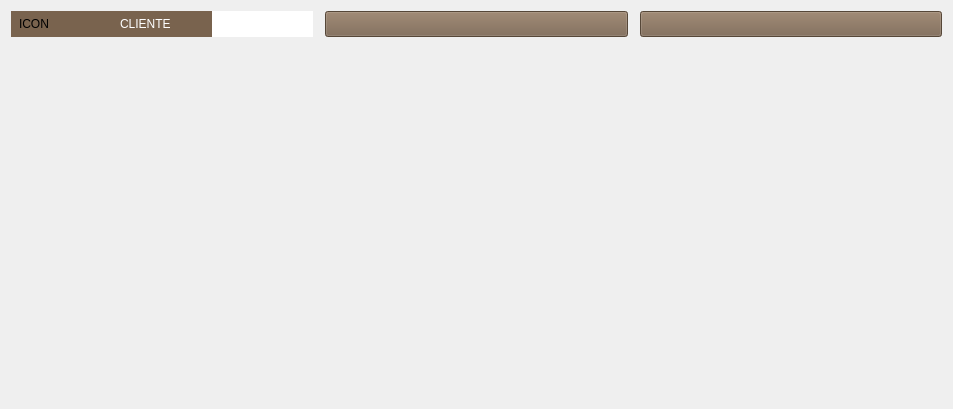
Above: page_1.ui from altitude-solutions/Camino_Real_Desktop before the change. Below: the same form after it.
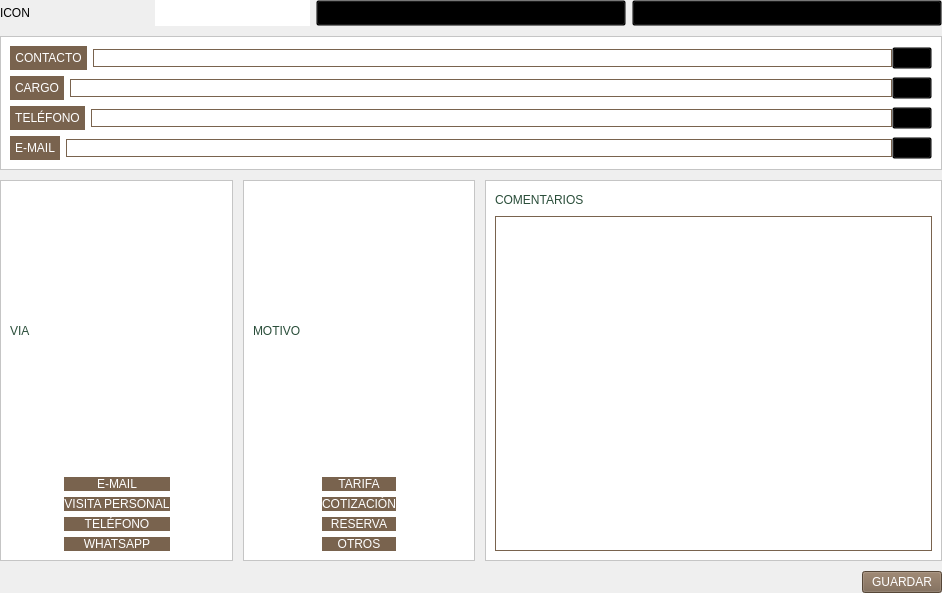
That is the form after the change.

Commit message: layout-finished

Patch:
```diff
--- a/page_1.ui
+++ b/page_1.ui
@@ -6,8 +6,8 @@
    <rect>
     <x>0</x>
     <y>0</y>
-    <width>953</width>
-    <height>409</height>
+    <width>942</width>
+    <height>593</height>
    </rect>
   </property>
   <property name="windowTitle">
@@ -16,11 +16,26 @@
   <property name="styleSheet">
    <string notr="true">background-color:rgba(0,0,0,0)t;</string>
   </property>
-  <layout class="QVBoxLayout" name="verticalLayout">
+  <layout class="QVBoxLayout" name="verticalLayout_7">
+   <property name="spacing">
+    <number>10</number>
+   </property>
+   <property name="leftMargin">
+    <number>0</number>
+   </property>
+   <property name="topMargin">
+    <number>0</number>
+   </property>
+   <property name="rightMargin">
+    <number>0</number>
+   </property>
+   <property name="bottomMargin">
+    <number>0</number>
+   </property>
    <item>
     <layout class="QHBoxLayout" name="horizontalLayout_2">
      <property name="spacing">
-      <number>12</number>
+      <number>6</number>
      </property>
      <item>
       <layout class="QHBoxLayout" name="horizontalLayout">
@@ -30,41 +45,23 @@
        <item>
         <widget class="QLabel" name="icon_cliente">
          <property name="styleSheet">
-          <string notr="true">background-color:#79634E;
+          <string notr="true">background-color:transparent;
 min-height:2.5em;
-max-height:2.5em;
-min-width:3em;
-max-width:3em;
-padding:5px;</string>
+min-width:3em;</string>
          </property>
          <property name="text">
           <string>ICON</string>
          </property>
         </widget>
        </item>
-       <item>
-        <widget class="QLabel" name="label">
-         <property name="styleSheet">
-          <string notr="true">background-color:#79634E;
-min-width:4em;
-max-width:4em;
-min-height:2.5em;
-max-height:2.5em;
-padding:5px;
-color:white;</string>
-         </property>
-         <property name="text">
-          <string>CLIENTE</string>
-         </property>
-        </widget>
-       </item>
        <item>
         <widget class="QLabel" name="label_3">
          <property name="styleSheet">
           <string notr="true">background-color:white;
 min-height:2.5em;
 max-height:2.5em;
-padding:5px;</string>
+padding:5px;
+color: #294D39;</string>
          </property>
          <property name="text">
           <string/>
@@ -76,7 +73,7 @@
      <item>
       <widget class="QPushButton" name="icon_search">
        <property name="styleSheet">
-        <string notr="true">background-color:#79634E;
+        <string notr="true">background-color:transparent;
 max-width:3em;
 padding:5px;
 min-width:3em;
@@ -91,7 +88,7 @@
      <item>
       <widget class="QPushButton" name="icon_pluss">
        <property name="styleSheet">
-        <string notr="true">background-color:#79634E;
+        <string notr="true">background-color:transparent;
 max-width:3em;
 padding:5px;
 min-width:3em;
@@ -106,17 +103,608 @@
     </layout>
    </item>
    <item>
-    <spacer name="verticalSpacer">
-     <property name="orientation">
-      <enum>Qt::Vertical</enum>
+    <widget class="QFrame" name="frame">
+     <property name="styleSheet">
+      <string notr="true">background-color:white;</string>
      </property>
-     <property name="sizeHint" stdset="0">
-      <size>
-       <width>20</width>
-       <height>335</height>
-      </size>
+     <property name="frameShape">
+      <enum>QFrame::StyledPanel</enum>
      </property>
-    </spacer>
+     <property name="frameShadow">
+      <enum>QFrame::Raised</enum>
+     </property>
+     <layout class="QVBoxLayout" name="verticalLayout">
+      <item>
+       <layout class="QHBoxLayout" name="horizontalLayout_10">
+        <item>
+         <widget class="QLabel" name="label_2">
+          <property name="styleSheet">
+           <string notr="true">background-color:#79634E;
+min-width:6em;
+max-width:6em;
+min-height:2em;
+max-height:2em;
+padding:5px;
+color:white;</string>
+          </property>
+          <property name="text">
+           <string>CONTACTO</string>
+          </property>
+          <property name="alignment">
+           <set>Qt::AlignCenter</set>
+          </property>
+         </widget>
+        </item>
+        <item>
+         <layout class="QHBoxLayout" name="horizontalLayout_3">
+          <property name="spacing">
+           <number>0</number>
+          </property>
+          <item>
+           <widget class="QLineEdit" name="password">
+            <property name="styleSheet">
+             <string notr="true">min-height:2.5em;
+max-height:2.5em;
+min-width:60em;
+border:1px  solid #79634E;
+color: #294D39;</string>
+            </property>
+           </widget>
+          </item>
+          <item>
+           <widget class="QPushButton" name="icon_pen_1">
+            <property name="styleSheet">
+             <string notr="true">background-color:transparent;
+max-width:3em;</string>
+            </property>
+            <property name="text">
+             <string/>
+            </property>
+           </widget>
+          </item>
+         </layout>
+        </item>
+       </layout>
+      </item>
+      <item>
+       <layout class="QHBoxLayout" name="horizontalLayout_9">
+        <item>
+         <widget class="QLabel" name="label_4">
+          <property name="styleSheet">
+           <string notr="true">background-color:#79634E;
+min-width:6em;
+max-width:6em;
+min-height:2em;
+max-height:2em;
+padding:5px;
+color:white;</string>
+          </property>
+          <property name="text">
+           <string>CARGO</string>
+          </property>
+          <property name="alignment">
+           <set>Qt::AlignCenter</set>
+          </property>
+         </widget>
+        </item>
+        <item>
+         <layout class="QHBoxLayout" name="horizontalLayout_4">
+          <property name="spacing">
+           <number>0</number>
+          </property>
+          <item>
+           <widget class="QLineEdit" name="password_2">
+            <property name="styleSheet">
+             <string notr="true">min-height:2.5em;
+max-height:2.5em;
+min-width:60em;
+border:1px  solid #79634E;
+color: #294D39;</string>
+            </property>
+           </widget>
+          </item>
+          <item>
+           <widget class="QPushButton" name="icon_pen_2">
+            <property name="styleSheet">
+             <string notr="true">background-color:transparent;
+max-width:3em;</string>
+            </property>
+            <property name="text">
+             <string/>
+            </property>
+           </widget>
+          </item>
+         </layout>
+        </item>
+       </layout>
+      </item>
+      <item>
+       <layout class="QHBoxLayout" name="horizontalLayout_8">
+        <item>
+         <widget class="QLabel" name="label_6">
+          <property name="styleSheet">
+           <string notr="true">background-color:#79634E;
+min-width:6em;
+max-width:6em;
+min-height:2em;
+max-height:2em;
+padding:5px;
+color:white;</string>
+          </property>
+          <property name="text">
+           <string>TELÉFONO</string>
+          </property>
+          <property name="alignment">
+           <set>Qt::AlignCenter</set>
+          </property>
+         </widget>
+        </item>
+        <item>
+         <layout class="QHBoxLayout" name="horizontalLayout_5">
+          <property name="spacing">
+           <number>0</number>
+          </property>
+          <item>
+           <widget class="QLineEdit" name="password_3">
+            <property name="styleSheet">
+             <string notr="true">min-height:2.5em;
+max-height:2.5em;
+min-width:60em;
+border:1px  solid #79634E;
+color: #294D39;</string>
+            </property>
+           </widget>
+          </item>
+          <item>
+           <widget class="QPushButton" name="icon_pen_3">
+            <property name="styleSheet">
+             <string notr="true">background-color:transparent;
+max-width:3em;</string>
+            </property>
+            <property name="text">
+             <string/>
+            </property>
+           </widget>
+          </item>
+         </layout>
+        </item>
+       </layout>
+      </item>
+      <item>
+       <layout class="QHBoxLayout" name="horizontalLayout_7">
+        <item>
+         <widget class="QLabel" name="label_7">
+          <property name="styleSheet">
+           <string notr="true">background-color:#79634E;
+min-width:6em;
+max-width:6em;
+min-height:2em;
+max-height:2em;
+padding:5px;
+color:white;</string>
+          </property>
+          <property name="text">
+           <string>E-MAIL</string>
+          </property>
+          <property name="alignment">
+           <set>Qt::AlignCenter</set>
+          </property>
+         </widget>
+        </item>
+        <item>
+         <layout class="QHBoxLayout" name="horizontalLayout_6">
+          <property name="spacing">
+           <number>0</number>
+          </property>
+          <item>
+           <widget class="QLineEdit" name="password_4">
+            <property name="styleSheet">
+             <string notr="true">min-height:2.5em;
+max-height:2.5em;
+min-width:60em;
+border:1px  solid #79634E;
+color: #294D39;</string>
+            </property>
+           </widget>
+          </item>
+          <item>
+           <widget class="QPushButton" name="icon_pen_4">
+            <property name="styleSheet">
+             <string notr="true">background-color:transparent;
+max-width:3em;</string>
+            </property>
+            <property name="text">
+             <string/>
+            </property>
+           </widget>
+          </item>
+         </layout>
+        </item>
+       </layout>
+      </item>
+     </layout>
+    </widget>
+   </item>
+   <item>
+    <layout class="QHBoxLayout" name="horizontalLayout_17">
+     <property name="spacing">
+      <number>10</number>
+     </property>
+     <item>
+      <widget class="QFrame" name="frame_2">
+       <property name="styleSheet">
+        <string notr="true">background-color:white;</string>
+       </property>
+       <property name="frameShape">
+        <enum>QFrame::StyledPanel</enum>
+       </property>
+       <property name="frameShadow">
+        <enum>QFrame::Raised</enum>
+       </property>
+       <layout class="QVBoxLayout" name="verticalLayout_4">
+        <item>
+         <layout class="QHBoxLayout" name="horizontalLayout_11">
+          <item>
+           <widget class="QLabel" name="label_5">
+            <property name="styleSheet">
+             <string notr="true">font: 12pt &quot;MS Shell Dlg 2&quot;;
+color: #294D39;</string>
+            </property>
+            <property name="text">
+             <string>VIA</string>
+            </property>
+           </widget>
+          </item>
+          <item>
+           <spacer name="horizontalSpacer_3">
+            <property name="orientation">
+             <enum>Qt::Horizontal</enum>
+            </property>
+            <property name="sizeHint" stdset="0">
+             <size>
+              <width>40</width>
+              <height>20</height>
+             </size>
+            </property>
+           </spacer>
+          </item>
+         </layout>
+        </item>
+        <item>
+         <layout class="QHBoxLayout" name="horizontalLayout_12">
+          <item>
+           <spacer name="horizontalSpacer">
+            <property name="orientation">
+             <enum>Qt::Horizontal</enum>
+            </property>
+            <property name="sizeHint" stdset="0">
+             <size>
+              <width>40</width>
+              <height>20</height>
+             </size>
+            </property>
+           </spacer>
+          </item>
+          <item>
+           <layout class="QVBoxLayout" name="verticalLayout_2">
+            <item>
+             <widget class="QPushButton" name="pushButton">
+              <property name="styleSheet">
+               <string notr="true">border-style:outset;
+font: 12pt &quot;MS Shell Dlg 2&quot;;
+color:white;
+background-color:#79634E;
+min-width:8.5em;
+max-width:8.5em;
+min-height:2.5em;
+max-height:2.5em;</string>
+              </property>
+              <property name="text">
+               <string>E-MAIL</string>
+              </property>
+             </widget>
+            </item>
+            <item>
+             <widget class="QPushButton" name="pushButton_2">
+              <property name="styleSheet">
+               <string notr="true">border-style:outset;
+font: 12pt &quot;MS Shell Dlg 2&quot;;
+color:white;
+background-color:#79634E;
+min-width:8.5em;
+max-width:8.5em;
+min-height:2.5em;
+max-height:2.5em;</string>
+              </property>
+              <property name="text">
+               <string>VISITA PERSONAL</string>
+              </property>
+             </widget>
+            </item>
+            <item>
+             <widget class="QPushButton" name="pushButton_3">
+              <property name="styleSheet">
+               <string notr="true">border-style:outset;
+font: 12pt &quot;MS Shell Dlg 2&quot;;
+color:white;
+background-color:#79634E;
+min-width:8.5em;
+max-width:8.5em;
+min-height:2.5em;
+max-height:2.5em;</string>
+              </property>
+              <property name="text">
+               <string>TELÉFONO</string>
+              </property>
+             </widget>
+            </item>
+            <item>
+             <widget class="QPushButton" name="pushButton_4">
+              <property name="styleSheet">
+               <string notr="true">border-style:outset;
+font: 12pt &quot;MS Shell Dlg 2&quot;;
+color:white;
+background-color:#79634E;
+min-width:8.5em;
+max-width:8.5em;
+min-height:2.5em;
+max-height:2.5em;</string>
+              </property>
+              <property name="text">
+               <string>WHATSAPP</string>
+              </property>
+             </widget>
+            </item>
+           </layout>
+          </item>
+          <item>
+           <spacer name="horizontalSpacer_2">
+            <property name="orientation">
+             <enum>Qt::Horizontal</enum>
+            </property>
+            <property name="sizeHint" stdset="0">
+             <size>
+              <width>40</width>
+              <height>20</height>
+             </size>
+            </property>
+           </spacer>
+          </item>
+         </layout>
+        </item>
+       </layout>
+      </widget>
+     </item>
+     <item>
+      <widget class="QFrame" name="frame_3">
+       <property name="styleSheet">
+        <string notr="true">background-color:white;</string>
+       </property>
+       <property name="frameShape">
+        <enum>QFrame::StyledPanel</enum>
+       </property>
+       <property name="frameShadow">
+        <enum>QFrame::Raised</enum>
+       </property>
+       <layout class="QVBoxLayout" name="verticalLayout_5">
+        <item>
+         <layout class="QHBoxLayout" name="horizontalLayout_14">
+          <item>
+           <widget class="QLabel" name="label_8">
+            <property name="styleSheet">
+             <string notr="true">font: 12pt &quot;MS Shell Dlg 2&quot;;
+color: #294D39;</string>
+            </property>
+            <property name="text">
+             <string>MOTIVO</string>
+            </property>
+           </widget>
+          </item>
+          <item>
+           <spacer name="horizontalSpacer_4">
+            <property name="orientation">
+             <enum>Qt::Horizontal</enum>
+            </property>
+            <property name="sizeHint" stdset="0">
+             <size>
+              <width>40</width>
+              <height>20</height>
+             </size>
+            </property>
+           </spacer>
+          </item>
+         </layout>
+        </item>
+        <item>
+         <layout class="QHBoxLayout" name="horizontalLayout_13">
+          <item>
+           <spacer name="horizontalSpacer_5">
+            <property name="orientation">
+             <enum>Qt::Horizontal</enum>
+            </property>
+            <property name="sizeHint" stdset="0">
+             <size>
+              <width>40</width>
+              <height>20</height>
+             </size>
+            </property>
+           </spacer>
+          </item>
+          <item>
+           <layout class="QVBoxLayout" name="verticalLayout_3">
+            <item>
+             <widget class="QPushButton" name="pushButton_5">
+              <property name="styleSheet">
+               <string notr="true">border-style:outset;
+font: 12pt &quot;MS Shell Dlg 2&quot;;
+color:white;
+background-color:#79634E;
+min-width:8.5em;
+max-width:8.5em;
+min-height:2.5em;
+max-height:2.5em;</string>
+              </property>
+              <property name="text">
+               <string>TARIFA</string>
+              </property>
+             </widget>
+            </item>
+            <item>
+             <widget class="QPushButton" name="pushButton_6">
+              <property name="styleSheet">
+               <string notr="true">border-style:outset;
+font: 12pt &quot;MS Shell Dlg 2&quot;;
+color:white;
+background-color:#79634E;
+min-width:8.5em;
+max-width:8.5em;
+min-height:2.5em;
+max-height:2.5em;</string>
+              </property>
+              <property name="text">
+               <string>COTIZACIÓN</string>
+              </property>
+             </widget>
+            </item>
+            <item>
+             <widget class="QPushButton" name="pushButton_7">
+              <property name="styleSheet">
+               <string notr="true">border-style:outset;
+font: 12pt &quot;MS Shell Dlg 2&quot;;
+color:white;
+background-color:#79634E;
+min-width:8.5em;
+max-width:8.5em;
+min-height:2.5em;
+max-height:2.5em;</string>
+              </property>
+              <property name="text">
+               <string>RESERVA</string>
+              </property>
+             </widget>
+            </item>
+            <item>
+             <widget class="QPushButton" name="pushButton_8">
+              <property name="styleSheet">
+               <string notr="true">border-style:outset;
+font: 12pt &quot;MS Shell Dlg 2&quot;;
+color:white;
+background-color:#79634E;
+min-width:8.5em;
+max-width:8.5em;
+min-height:2.5em;
+max-height:2.5em;</string>
+              </property>
+              <property name="text">
+               <string>OTROS</string>
+              </property>
+             </widget>
+            </item>
+           </layout>
+          </item>
+          <item>
+           <spacer name="horizontalSpacer_6">
+            <property name="orientation">
+             <enum>Qt::Horizontal</enum>
+            </property>
+            <property name="sizeHint" stdset="0">
+             <size>
+              <width>40</width>
+              <height>20</height>
+             </size>
+            </property>
+           </spacer>
+          </item>
+         </layout>
+        </item>
+       </layout>
+      </widget>
+     </item>
+     <item>
+      <widget class="QFrame" name="frame_4">
+       <property name="styleSheet">
+        <string notr="true">background-color:white;</string>
+       </property>
+       <property name="frameShape">
+        <enum>QFrame::StyledPanel</enum>
+       </property>
+       <property name="frameShadow">
+        <enum>QFrame::Raised</enum>
+       </property>
+       <layout class="QVBoxLayout" name="verticalLayout_6">
+        <item>
+         <layout class="QHBoxLayout" name="horizontalLayout_15">
+          <item>
+           <widget class="QLabel" name="label_9">
+            <property name="styleSheet">
+             <string notr="true">font: 12pt &quot;MS Shell Dlg 2&quot;;
+color: #294D39;</string>
+            </property>
+            <property name="text">
+             <string>COMENTARIOS</string>
+            </property>
+           </widget>
+          </item>
+          <item>
+           <spacer name="horizontalSpacer_7">
+            <property name="orientation">
+             <enum>Qt::Horizontal</enum>
+            </property>
+            <property name="sizeHint" stdset="0">
+             <size>
+              <width>348</width>
+              <height>20</height>
+             </size>
+            </property>
+           </spacer>
+          </item>
+         </layout>
+        </item>
+        <item>
+         <widget class="QTextEdit" name="textEdit">
+          <property name="styleSheet">
+           <string notr="true">border:1px  solid #79634E;
+color: #294D39;</string>
+          </property>
+         </widget>
+        </item>
+       </layout>
+      </widget>
+     </item>
+    </layout>
+   </item>
+   <item>
+    <layout class="QHBoxLayout" name="horizontalLayout_16">
+     <item>
+      <spacer name="horizontalSpacer_8">
+       <property name="orientation">
+        <enum>Qt::Horizontal</enum>
+       </property>
+       <property name="sizeHint" stdset="0">
+        <size>
+         <width>348</width>
+         <height>20</height>
+        </size>
+       </property>
+      </spacer>
+     </item>
+     <item>
+      <widget class="QPushButton" name="pushButton_9">
+       <property name="styleSheet">
+        <string notr="true">font: 12pt &quot;MS Shell Dlg 2&quot;;
+color:white;
+background-color:#79634E;
+min-width:8.5em;
+max-width:8.5em;
+min-height:2.5em;
+max-height:2.5em;</string>
+       </property>
+       <property name="text">
+        <string>GUARDAR</string>
+       </property>
+      </widget>
+     </item>
+    </layout>
    </item>
   </layout>
  </widget>
```
The commit also changes 18 other files.
